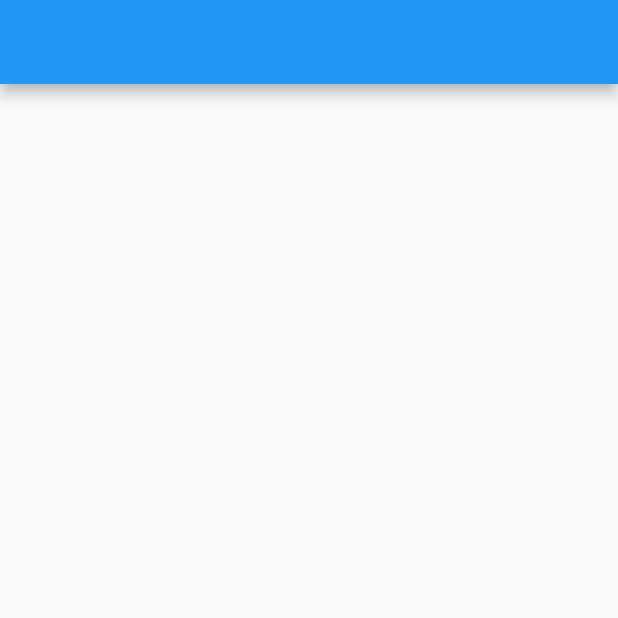
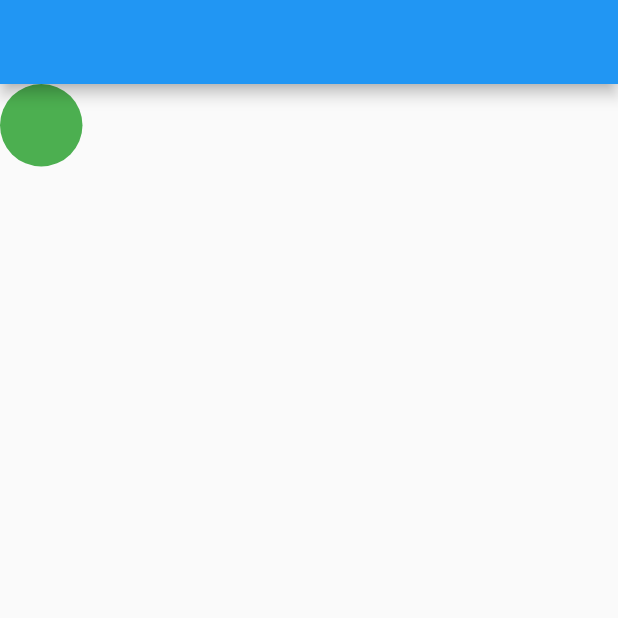
Before and after one commit to abuniaz/Animation_add, a Flutter app: the screen it shows after launch, on a phone screen of 412 x 824 dp, the top half of it. Run offline on Flutter 3.47's test engine with Material 2 defaults, Android fonts, the phone set to English and light mode, and no system bars.

Commit message:
Update home.dart

```diff
--- a/lib/home.dart
+++ b/lib/home.dart
@@ -8,11 +8,20 @@ class Homepage extends StatefulWidget {
 }
 
 class _HomepageState extends State<Homepage> {
+  double _height = 55;
+  double _width = 55;
+  Color _color = Colors.green;
   @override
   Widget build(BuildContext context) {
     return Scaffold(
       appBar: AppBar(),
-      body: AnimatedContainer(duration: Duration()),
+      body: AnimatedContainer(
+        duration: const Duration(seconds: 1),
+        height: _height,
+        width: _width,
+        decoration: BoxDecoration(
+            color: _color, borderRadius: BorderRadius.circular(30)),
+      ),
     );
   }
 }
```
